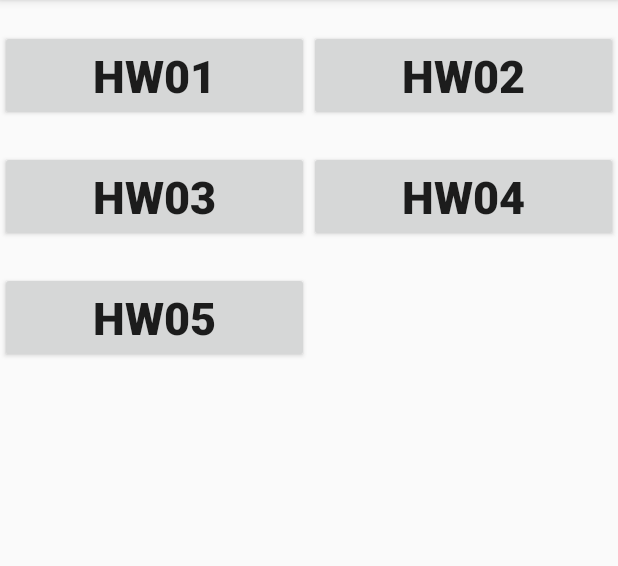
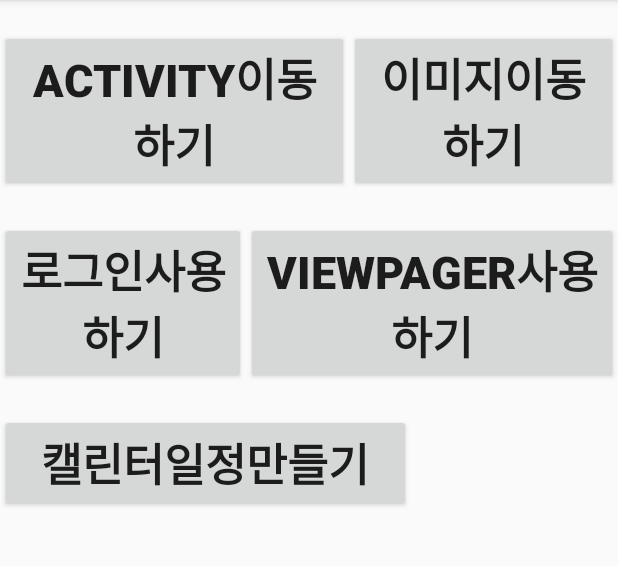
Before and after one commit to chojoun1002/Junyeol, an Android app: the screen it shows after launch (MainActivity), on a phone screen of 412 x 824 dp, the part 84-650 px from its top. Run offline under Robolectric (Android 15) with nearby library versions, the phone set to English and light mode, and no system bars.

Commit message:
Signed-off-by: chojoun1002 <chojoun1002@naver.com>

```diff
--- a/app/src/main/res/layout/activity_day6.xml
+++ b/app/src/main/res/layout/activity_day6.xml
@@ -7,7 +7,7 @@
 
     <LinearLayout
         android:layout_width="match_parent"
-        android:layout_height="40dp"
+        android:layout_height="45dp"
         android:background="#ffffffff"
         android:orientation="horizontal"
         >
--- a/app/src/main/res/layout/activity_main.xml
+++ b/app/src/main/res/layout/activity_main.xml
@@ -17,7 +17,7 @@
             android:layout_height="wrap_content"
             android:layout_gravity="center_horizontal"
             android:layout_weight="1"
-            android:text="HW01"
+            android:text="activity이동하기"
             android:textSize="30dp"
             android:textStyle="bold"/>
         <Button
@@ -26,7 +26,7 @@
             android:layout_height="wrap_content"
             android:layout_gravity="center_horizontal"
             android:layout_weight="1"
-            android:text="HW02"
+            android:text="이미지이동하기"
             android:textSize="30dp"
             android:textStyle="bold"/>
     </LinearLayout>
@@ -42,7 +42,7 @@
             android:layout_height="wrap_content"
             android:layout_gravity="center_horizontal"
             android:layout_weight="1"
-            android:text="HW03"
+            android:text="로그인사용하기"
             android:textSize="30dp"
             android:textStyle="bold"/>
         <Button
@@ -51,7 +51,7 @@
             android:layout_height="wrap_content"
             android:layout_gravity="center_horizontal"
             android:layout_weight="1"
-            android:text="HW04"
+            android:text="Viewpager사용하기"
             android:textSize="30dp"
             android:textStyle="bold"/>
     </LinearLayout>
@@ -67,7 +67,7 @@
             android:layout_height="wrap_content"
             android:layout_gravity="center_horizontal"
             android:layout_weight="1"
-            android:text="HW05"
+            android:text="캘린터일정만들기"
             android:textSize="30dp"
             android:textStyle="bold"/>
         <Button
```
Also changed, not shown: app/src/main/java/com/example/user/junyeoljo/Day6_JJY.java (+14 -16 lines).
